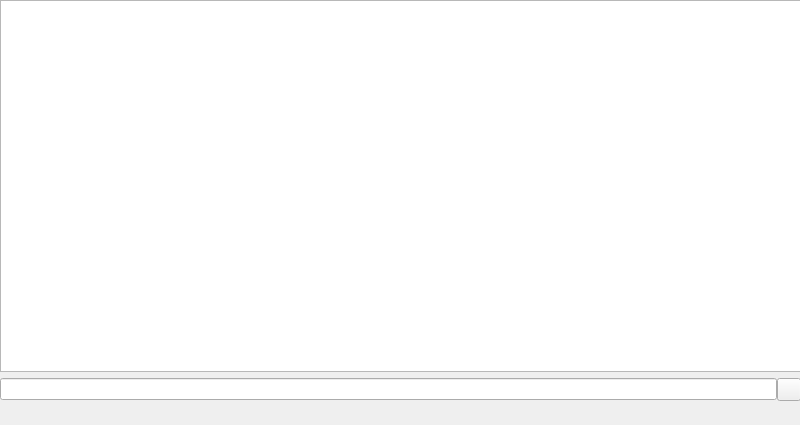
Above: videoswindow.ui from gidzzz/openmediaplayer before the change. Below: the same form after it.
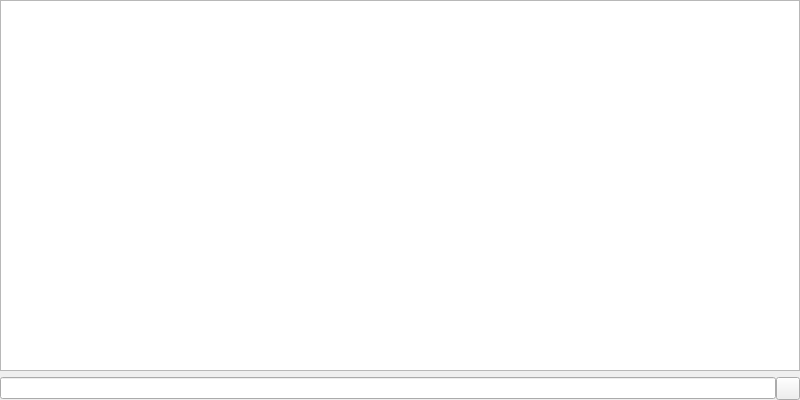
That is the form after the change. Custom widgets are drawn as their Qt base class.

Commit message:
Ported VideosWindow to QListView and changed the way of building the categories view.
Headers in VideosWindow are not displayed if there's only one category.

VideosWindow uses MAFW's sorting also for the categories view.

Fixed a bug in refreshing the list of radio stations introduced in the previous commit.

The edit to the form file:
```diff
--- a/videoswindow.ui
+++ b/videoswindow.ui
@@ -7,7 +7,7 @@
     <x>0</x>
     <y>0</y>
     <width>800</width>
-    <height>425</height>
+    <height>400</height>
    </rect>
   </property>
   <property name="windowTitle">
@@ -19,13 +19,13 @@
      <rect>
       <x>0</x>
       <y>0</y>
-      <width>801</width>
-      <height>401</height>
+      <width>800</width>
+      <height>400</height>
      </rect>
     </property>
     <layout class="QVBoxLayout" name="verticalLayout">
      <item>
-      <widget class="QListWidget" name="listWidget">
+      <widget class="QListView" name="videoList">
        <property name="editTriggers">
         <set>QAbstractItemView::NoEditTriggers</set>
        </property>
```
The commit also changes 4 other files.
